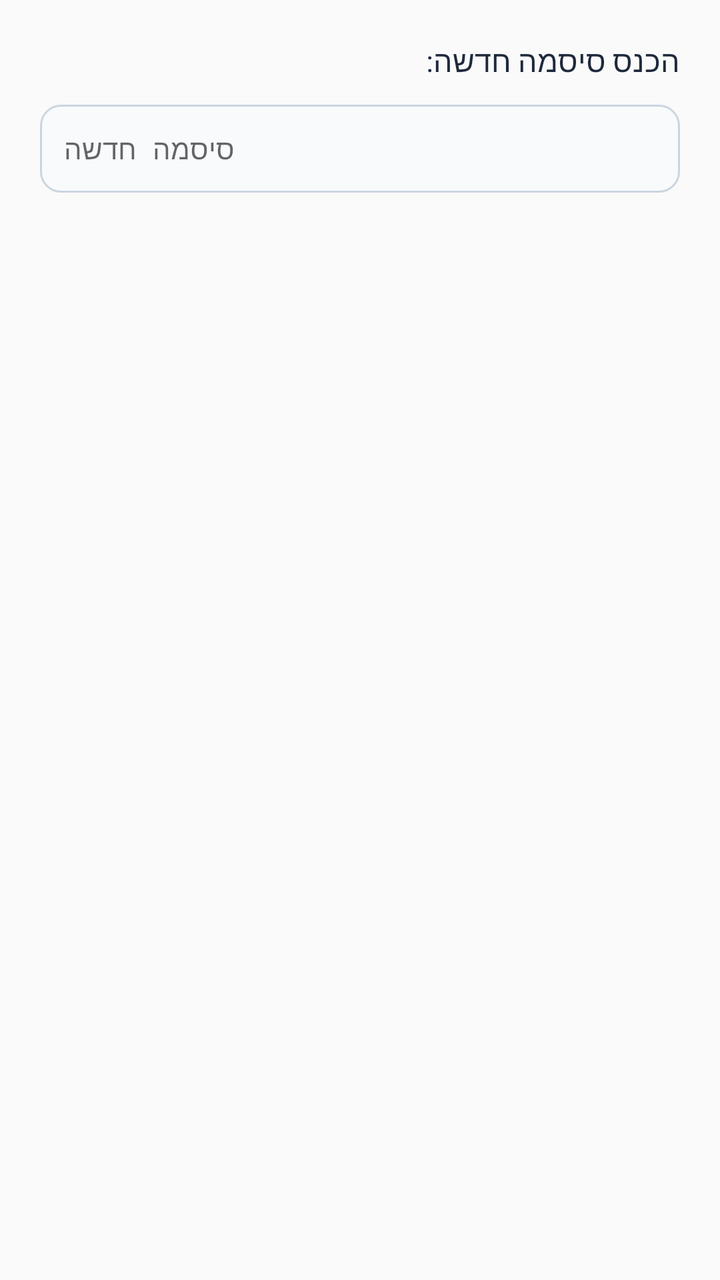
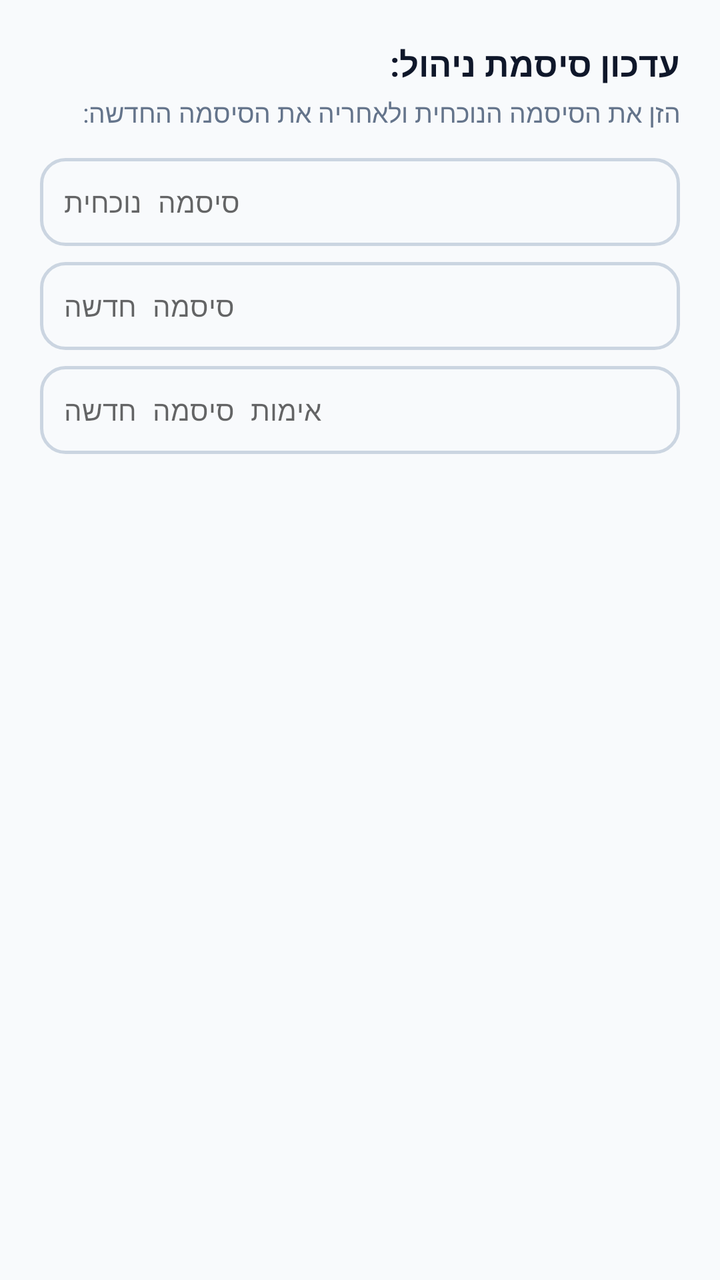

The first picture is an Android layout as it rendered before a commit; the second is the same layout after the commit. The layout source and the unified diff follow.
<!-- AndroidManifest.xml: application theme android:Theme.Material.Light.NoActionBar -->
<!-- res/layout/dialog_change_password.xml -->
<?xml version="1.0" encoding="utf-8"?>
<LinearLayout xmlns:android="http://schemas.android.com/apk/res/android"
    android:layout_width="match_parent"
    android:layout_height="wrap_content"
    android:orientation="vertical"
    android:padding="20dp">

    <TextView
        android:layout_width="match_parent"
        android:layout_height="wrap_content"
        android:text="@string/new_password_prompt"
        android:textColor="#1E293B"
        android:textSize="15sp" />

    <EditText
        android:id="@+id/etNewPassword"
        android:layout_width="match_parent"
        android:layout_height="44dp"
        android:layout_marginTop="12dp"
        android:background="@drawable/bg_input"
        android:hint="@string/new_password_hint"
        android:inputType="textPassword"
        android:paddingStart="12dp"
        android:paddingEnd="12dp"
        android:textColor="#1E293B"
        android:textSize="14sp" />

</LinearLayout>
<!-- resources referenced by this layout -->
<resources>
  <!-- drawable bg_input (drawable) -->
  <?xml version="1.0" encoding="utf-8"?>
  <shape xmlns:android="http://schemas.android.com/apk/res/android"
      android:shape="rectangle">
      <solid android:color="#F8FAFC" />
      <corners android:radius="10dp" />
      <stroke
          android:width="1dp"
          android:color="#CBD5E1" />
  </shape>
  <string name="new_password_hint">סיסמה חדשה</string>
  <string name="new_password_prompt">הכנס סיסמה חדשה:</string>
</resources>

<!-- the commit's change to res/layout/dialog_change_password.xml (unified diff, before → after) -->
@@ -2,6 +2,7 @@
 <LinearLayout xmlns:android="http://schemas.android.com/apk/res/android"
     android:layout_width="match_parent"
     android:layout_height="wrap_content"
+    android:background="#F8FAFC"
     android:orientation="vertical"
     android:padding="20dp">
 
@@ -9,14 +10,36 @@
         android:layout_width="match_parent"
         android:layout_height="wrap_content"
         android:text="@string/new_password_prompt"
+        android:textColor="#0F172A"
+        android:textSize="17sp"
+        android:textStyle="bold" />
+
+    <TextView
+        android:layout_width="match_parent"
+        android:layout_height="wrap_content"
+        android:layout_marginTop="4dp"
+        android:text="הזן את הסיסמה הנוכחית ולאחריה את הסיסמה החדשה:"
+        android:textColor="#64748B"
+        android:textSize="13sp" />
+
+    <EditText
+        android:id="@+id/etCurrentPassword"
+        android:layout_width="match_parent"
+        android:layout_height="44dp"
+        android:layout_marginTop="14dp"
+        android:background="@drawable/bg_input"
+        android:hint="@string/current_password_hint"
+        android:inputType="textPassword"
+        android:paddingStart="12dp"
+        android:paddingEnd="12dp"
         android:textColor="#1E293B"
-        android:textSize="15sp" />
+        android:textSize="14sp" />
 
     <EditText
         android:id="@+id/etNewPassword"
         android:layout_width="match_parent"
         android:layout_height="44dp"
-        android:layout_marginTop="12dp"
+        android:layout_marginTop="8dp"
         android:background="@drawable/bg_input"
         android:hint="@string/new_password_hint"
         android:inputType="textPassword"
@@ -25,4 +48,17 @@
         android:textColor="#1E293B"
         android:textSize="14sp" />
 
+    <EditText
+        android:id="@+id/etConfirmPassword"
+        android:layout_width="match_parent"
+        android:layout_height="44dp"
+        android:layout_marginTop="8dp"
+        android:background="@drawable/bg_input"
+        android:hint="@string/confirm_password_hint"
+        android:inputType="textPassword"
+        android:paddingStart="12dp"
+        android:paddingEnd="12dp"
+        android:textColor="#1E293B"
+        android:textSize="14sp" />
+
 </LinearLayout>
<!-- resource entries referenced after the edit -->
@@ -5,12 +5,14 @@
   <shape xmlns:android="http://schemas.android.com/apk/res/android"
       android:shape="rectangle">
       <solid android:color="#F8FAFC" />
-      <corners android:radius="10dp" />
+      <corners android:radius="12dp" />
       <stroke
-          android:width="1dp"
+          android:width="1.5dp"
           android:color="#CBD5E1" />
   </shape>
+  <string name="confirm_password_hint">אימות סיסמה חדשה</string>
+  <string name="current_password_hint">סיסמה נוכחית</string>
   <string name="new_password_hint">סיסמה חדשה</string>
-  <string name="new_password_prompt">הכנס סיסמה חדשה:</string>
+  <string name="new_password_prompt">עדכון סיסמת ניהול:</string>
 </resources>
 
